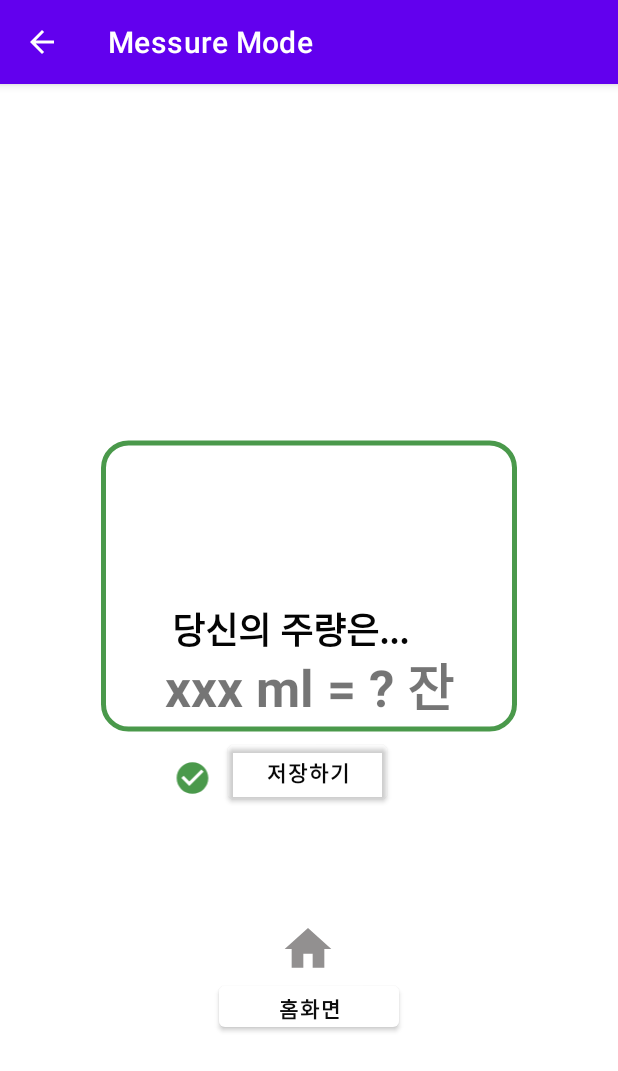
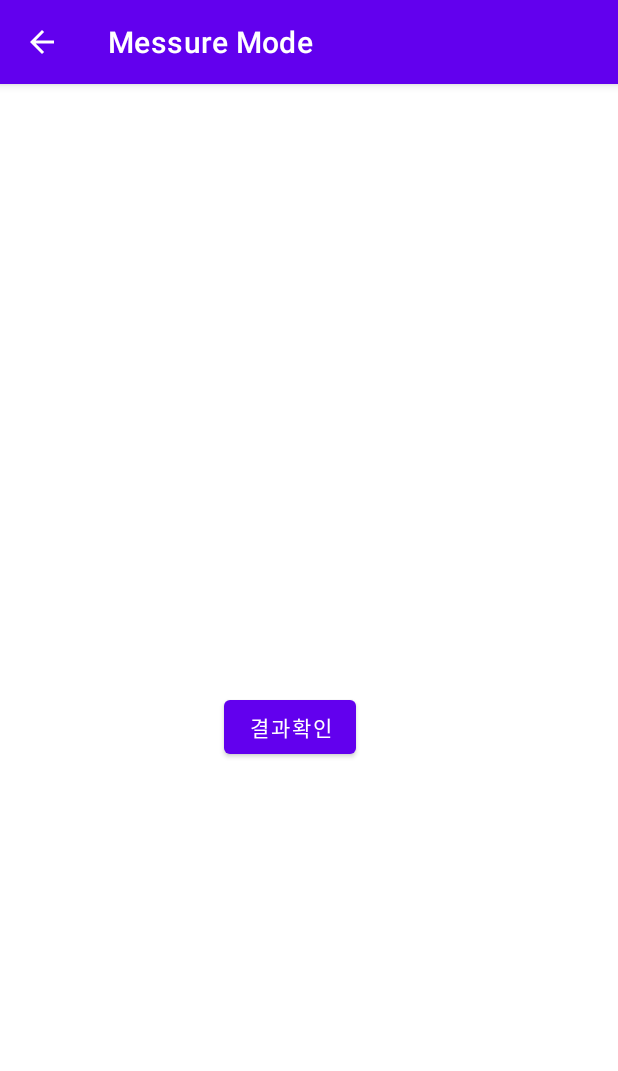
Before and after one commit to seohyun-kim/Drinking-Controller_by-Kotlin, an Android app: the MessureModeActivity screen opened directly, with no data from a screen before it, on a phone screen of 412 x 824 dp. Shown: the top 1071 px of the screen. Run offline under Robolectric (Android 15) with nearby library versions, the phone set to English and light mode, and no system bars.

Commit message:
add backbtn & record drink capacity

```diff
--- a/app/src/main/AndroidManifest.xml
+++ b/app/src/main/AndroidManifest.xml
@@ -10,7 +10,7 @@
         android:supportsRtl="true"
         android:theme="@style/Theme.MyAppByKotlin_1">
         <activity android:name=".AlarmRecord"></activity>
-        <activity android:name=".AlarmMode_Record" />
+        <activity android:name=".MessureRecord" />
         <activity android:name=".AlarmModeActivity" />
         <activity android:name=".MessureModeActivity" />
         <activity android:name=".MainActivity">
--- a/app/src/main/java/com/example/myappbykotlin_1/MessureModeActivity.kt
+++ b/app/src/main/java/com/example/myappbykotlin_1/MessureModeActivity.kt
@@ -5,12 +5,11 @@ import androidx.appcompat.app.AppCompatActivity
 import android.os.Bundle
 import android.util.Log
 import android.widget.Toolbar
-import com.example.myappbykotlin_1.databinding.ActivityAlarmModeBinding
-import com.example.myappbykotlin_1.databinding.ActivityMessureRecordBinding
+import com.example.myappbykotlin_1.databinding.ActivityMessureModeBinding
 class MessureModeActivity : AppCompatActivity() {
     override fun onCreate(savedInstanceState: Bundle?) {
         super.onCreate(savedInstanceState)
-        setContentView(R.layout.activity_messure_record)
+        setContentView(R.layout.activity_messure_mode)
 
         //actionbar
         val actionbar = supportActionBar
@@ -21,12 +20,12 @@ class MessureModeActivity : AppCompatActivity() {
         actionbar.setDisplayHomeAsUpEnabled(true)
 
         //뷰 바인딩
-        val binding=ActivityMessureRecordBinding.inflate(layoutInflater) //뷰 바인딩 사용 준비
+        val binding=ActivityMessureModeBinding.inflate(layoutInflater) //뷰 바인딩 사용 준비
         setContentView(binding.root) //화면 안의 버튼 사용 가능
-        binding.homebackbtn.setOnClickListener{
-            val nextIntent = Intent(this,MainActivity::class.java)
+        binding.resultbtn.setOnClickListener{
+            val nextIntent = Intent(this,MessureRecord::class.java)
             startActivity(nextIntent)
-            Log.d("Btn", "Alarm Record Btn is clicked! method = Log.d")
+            Log.d("Btn", "result Btn is clicked! method = Log.d")
         } //binding 변수로 뷰에서 만든 버튼에 접근 가능
     }
     override fun onSupportNavigateUp(): Boolean {
--- a/app/src/main/res/layout/activity_messure_mode.xml
+++ b/app/src/main/res/layout/activity_messure_mode.xml
@@ -7,4 +7,17 @@
     tools:context=".MessureModeActivity">
 
 
+    <Button
+        android:id="@+id/resultbtn"
+        android:layout_width="wrap_content"
+        android:layout_height="wrap_content"
+        android:layout_marginStart="148dp"
+        android:layout_marginTop="386dp"
+        android:layout_marginEnd="174dp"
+        android:layout_marginBottom="297dp"
+        android:text="@string/resultcheck"
+        app:layout_constraintBottom_toBottomOf="parent"
+        app:layout_constraintEnd_toEndOf="parent"
+        app:layout_constraintStart_toStartOf="parent"
+        app:layout_constraintTop_toTopOf="parent" />
 </androidx.constraintlayout.widget.ConstraintLayout>
--- a/app/src/main/res/layout/activity_messure_record.xml
+++ b/app/src/main/res/layout/activity_messure_record.xml
@@ -5,11 +5,11 @@
     android:layout_width="match_parent"
     android:layout_height="match_parent"
     android:scrollbarTrackHorizontal="@drawable/recordshow"
-    tools:context=".MessureModeActivity">
+    tools:context=".MessureRecord">
 
 
     <Button
-        android:id="@+id/button"
+        android:id="@+id/savebtn"
         android:layout_width="106dp"
         android:layout_height="48dp"
         android:layout_marginStart="10dp"
@@ -22,15 +22,15 @@
         app:backgroundTint="#00FFFDFD"
         app:layout_constraintBottom_toTopOf="@+id/homebackimg"
         app:layout_constraintEnd_toEndOf="parent"
-        app:layout_constraintHorizontal_bias="0.0"
+        app:layout_constraintHorizontal_bias="0.096"
         app:layout_constraintStart_toEndOf="@+id/saveimg"
         app:layout_constraintTop_toBottomOf="@+id/rectangleimg"
-        app:layout_constraintVertical_bias="0.0" />
+        app:layout_constraintVertical_bias="0.099" />
 
     <Button
         android:id="@+id/homebackbtn"
-        android:layout_width="120dp"
-        android:layout_height="39dp"
+        android:layout_width="133dp"
+        android:layout_height="44dp"
         android:layout_marginTop="75dp"
         android:text="@string/Homebutton"
         android:textColor="#0E0E0E"
@@ -39,10 +39,10 @@
         app:backgroundTint="@color/white"
         app:layout_constraintBottom_toBottomOf="parent"
         app:layout_constraintEnd_toEndOf="parent"
-        app:layout_constraintHorizontal_bias="0.501"
+        app:layout_constraintHorizontal_bias="0.556"
         app:layout_constraintStart_toStartOf="parent"
-        app:layout_constraintTop_toBottomOf="@+id/button"
-        app:layout_constraintVertical_bias="0.217" />
+        app:layout_constraintTop_toBottomOf="@+id/savebtn"
+        app:layout_constraintVertical_bias="0.486" />
 
     <ImageView
         android:id="@+id/homebackimg"
@@ -54,7 +54,7 @@
         android:contentDescription="@string/homeimg"
         app:layout_constraintBottom_toTopOf="@+id/homebackbtn"
         app:layout_constraintEnd_toEndOf="parent"
-        app:layout_constraintHorizontal_bias="0.388"
+        app:layout_constraintHorizontal_bias="0.0"
         app:layout_constraintStart_toStartOf="parent"
         app:layout_constraintTop_toBottomOf="@+id/rectangleimg"
         app:layout_constraintVertical_bias="1.0"
@@ -70,22 +70,23 @@
         android:contentDescription="@string/saveimg"
         app:layout_constraintBottom_toTopOf="@+id/homebackimg"
         app:layout_constraintEnd_toEndOf="parent"
-        app:layout_constraintHorizontal_bias="0.306"
+        app:layout_constraintHorizontal_bias="0.412"
         app:layout_constraintStart_toStartOf="parent"
         app:layout_constraintTop_toBottomOf="@+id/rectangleimg"
-        app:layout_constraintVertical_bias="0.0"
+        app:layout_constraintVertical_bias="0.103"
         app:srcCompat="@drawable/ic_baseline_check_circle_24" />
 
     <ImageView
         android:id="@+id/rectangleimg"
-        android:layout_width="277dp"
-        android:layout_height="200dp"
+        android:layout_width="372dp"
+        android:layout_height="247dp"
         android:contentDescription="@string/recimg"
         app:layout_constraintBottom_toBottomOf="parent"
         app:layout_constraintEnd_toEndOf="parent"
+        app:layout_constraintHorizontal_bias="0.555"
         app:layout_constraintStart_toStartOf="parent"
         app:layout_constraintTop_toTopOf="parent"
-        app:layout_constraintVertical_bias="0.413"
+        app:layout_constraintVertical_bias="0.287"
         app:srcCompat="@drawable/ic_baseline_crop_5_4_24" />
 
     <TextView
@@ -99,25 +100,20 @@
         android:textStyle="bold"
         app:layout_constraintBottom_toBottomOf="@+id/rectangleimg"
         app:layout_constraintEnd_toEndOf="parent"
+        app:layout_constraintStart_toStartOf="parent" />
+
+    <TextView
+        android:layout_width="324dp"
+        android:layout_height="71dp"
+        android:gravity="center_horizontal|center_vertical"
+        android:text="당신의 주량은..."
+        android:textColor="#000000"
+        android:textSize="24sp"
+        android:textStyle="bold"
+        app:layout_constraintBottom_toTopOf="@+id/rectangleimg"
+        app:layout_constraintEnd_toEndOf="parent"
         app:layout_constraintStart_toStartOf="parent"
-        app:layout_constraintTop_toBottomOf="@+id/textView"
+        app:layout_constraintTop_toTopOf="parent"
         app:layout_constraintVertical_bias="1.0" />
 
-    <TextView
-        android:id="@+id/textView"
-        android:layout_width="191dp"
-        android:layout_height="49dp"
-        android:layout_marginBottom="380dp"
-        android:gravity="center_vertical"
-        android:text="@string/Drinktext"
-        android:textAlignment="center"
-        android:textColor="#040404"
-        android:textColorHint="#0C0C0C"
-        android:textSize="24sp"
-        android:textStyle="bold"
-        app:layout_constraintBottom_toBottomOf="parent"
-        app:layout_constraintEnd_toEndOf="parent"
-        app:layout_constraintHorizontal_bias="0.445"
-        app:layout_constraintStart_toStartOf="parent" />
-
 </androidx.constraintlayout.widget.ConstraintLayout>
--- a/app/src/main/res/values/strings.xml
+++ b/app/src/main/res/values/strings.xml
@@ -10,4 +10,5 @@
     <string name="homeimg">TODO</string>
     <string name="saveimg">TODO</string>
     <string name="recimg">TODO</string>
+    <string name="resultcheck">결과확인</string>
 </resources>
```
Also changed, not shown: app/src/main/java/com/example/myappbykotlin_1/MessureRecord.kt (added, +45 -0 lines).
